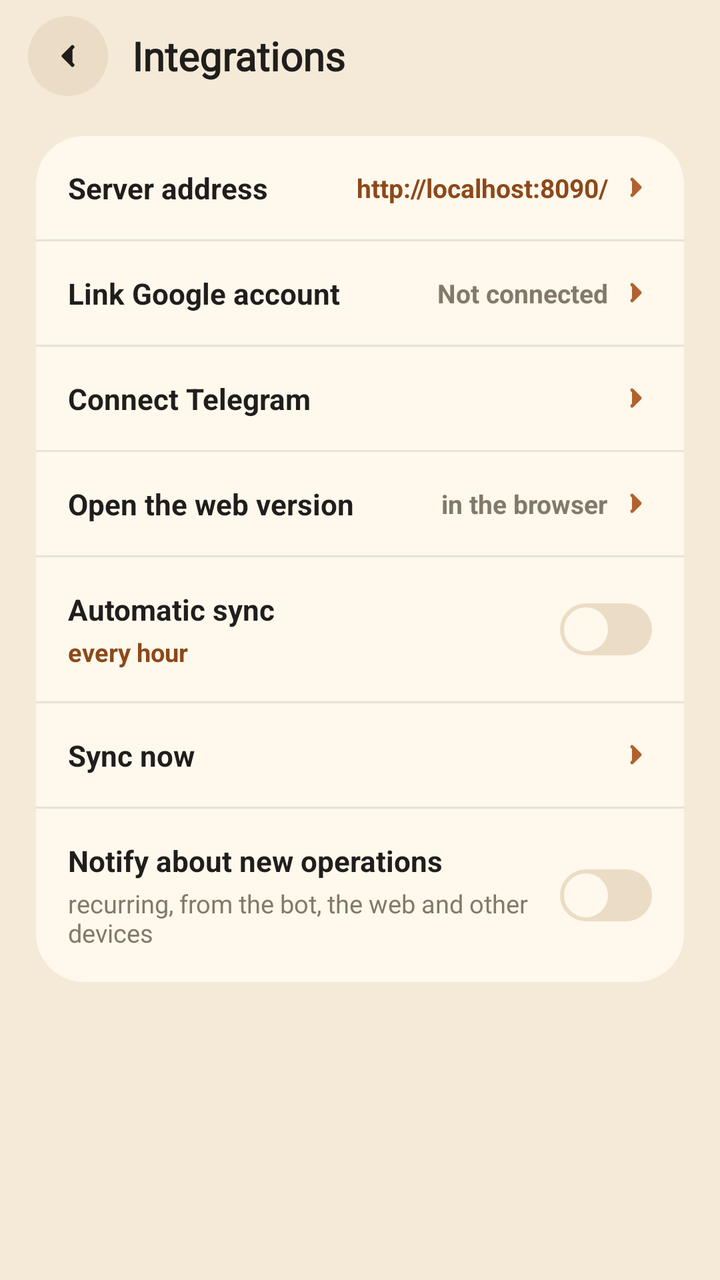
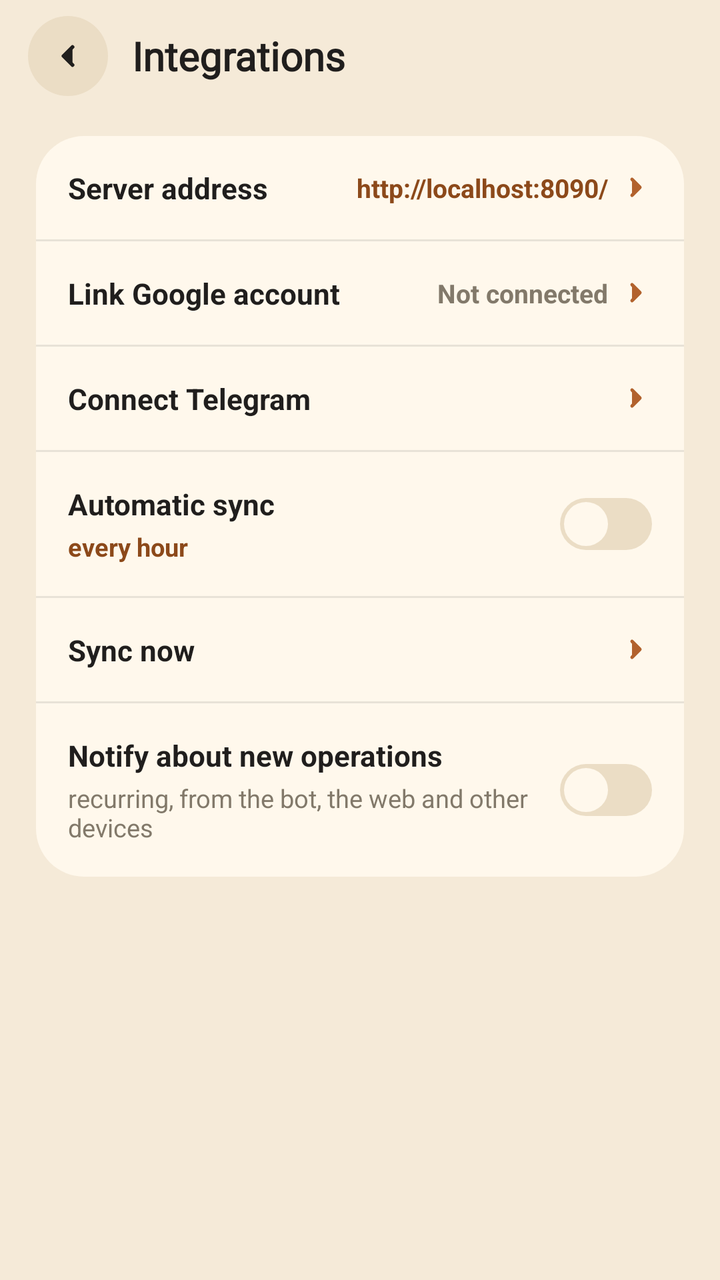

Before-and-after screenshots of an Android layout around one commit, followed by the original layout XML and the change that was made.
<!-- AndroidManifest.xml: activity theme AppTheme.NoActionBar -->
<!-- res/layout/activity_integrations.xml -->
<?xml version="1.0" encoding="utf-8"?>
<RelativeLayout xmlns:android="http://schemas.android.com/apk/res/android"
    android:layout_width="match_parent"
    android:layout_height="match_parent"
    android:background="@color/colorBackground">

    <LinearLayout
        android:id="@+id/toolbar"
        android:layout_width="match_parent"
        android:layout_height="wrap_content"
        android:orientation="horizontal"
        android:gravity="center_vertical"
        android:paddingLeft="14dp"
        android:paddingTop="8dp"
        android:paddingBottom="6dp">

        <ImageButton
            android:id="@+id/btnUp"
            android:layout_width="40dp"
            android:layout_height="40dp"
            android:background="@drawable/bg_pill_secondary"
            android:src="@drawable/ic_nav_back"
            android:onClick="btnUp"/>

        <TextView
            android:layout_width="wrap_content"
            android:layout_height="wrap_content"
            android:layout_marginStart="12dp"
            android:text="@string/activity_integrations_text_1"
            android:textSize="20sp"
            android:textStyle="bold"
            android:fontFamily="@font/caprasimo"
            android:textColor="@color/colorTextPrimary"/>
    </LinearLayout>

    <ScrollView
        android:layout_width="match_parent"
        android:layout_height="wrap_content"
        android:layout_below="@id/toolbar"
        android:paddingLeft="18dp"
        android:paddingRight="18dp"
        android:paddingTop="14dp">

        <LinearLayout
            android:layout_width="match_parent"
            android:layout_height="wrap_content"
            android:orientation="vertical"
            android:paddingBottom="24dp">

            <LinearLayout
                android:layout_width="match_parent"
                android:layout_height="wrap_content"
                android:orientation="vertical"
                android:background="@drawable/bg_card"
                android:layout_marginBottom="14dp">

                <LinearLayout
                    android:id="@+id/rowServerUrl"
                    android:layout_width="match_parent"
                    android:layout_height="wrap_content"
                    android:orientation="horizontal"
                    android:gravity="center_vertical"
                    android:padding="16dp"
                    android:onClick="onPickServerUrl">

                    
                    <TextView
                        android:layout_width="wrap_content"
                        android:layout_height="wrap_content"
                        android:singleLine="true"
                        android:text="@string/activity_integrations_text_2"
                        android:textSize="14.5sp"
                        android:textStyle="bold"
                        android:textColor="@color/colorTextPrimary"/>

                    <TextView
                        android:id="@+id/serverUrlValue"
                        android:layout_width="0dp"
                        android:layout_height="wrap_content"
                        android:layout_weight="1"
                        android:layout_marginStart="12dp"
                        android:gravity="end"
                        android:singleLine="true"
                        android:ellipsize="middle"
                        android:text="http://localhost:8090/"
                        android:textSize="13sp"
                        android:textStyle="bold"
                        android:textColor="@color/colorexpanse"
                        android:layout_marginEnd="6dp"/>

                    <ImageView
                        android:layout_width="16dp"
                        android:layout_height="16dp"
                        android:src="@drawable/ic_chevron_right"/>
                </LinearLayout>

                <View style="@style/MoreRowDivider"/>

                <LinearLayout
                    android:id="@+id/rowLinkServer"
                    android:layout_width="match_parent"
                    android:layout_height="wrap_content"
                    android:orientation="horizontal"
                    android:gravity="center_vertical"
                    android:padding="16dp"
                    android:onClick="onLinkServer">

                    
                    <TextView
                        android:layout_width="wrap_content"
                        android:layout_height="wrap_content"
                        android:singleLine="true"
                        android:text="@string/activity_integrations_text_3"
                        android:textSize="14.5sp"
                        android:textStyle="bold"
                        android:textColor="@color/colorTextPrimary"/>

                    <TextView
                        android:id="@+id/linkStatusValue"
                        android:layout_width="0dp"
                        android:layout_height="wrap_content"
                        android:layout_weight="1"
                        android:layout_marginStart="12dp"
                        android:gravity="end"
                        android:singleLine="true"
                        android:ellipsize="middle"
                        android:text="@string/activity_integrations_link_status_value_text"
                        android:textSize="13sp"
                        android:textStyle="bold"
                        android:textColor="@color/colorTextSecondary"
                        android:layout_marginEnd="6dp"/>

                    <ImageView
                        android:layout_width="16dp"
                        android:layout_height="16dp"
                        android:src="@drawable/ic_chevron_right"/>
                </LinearLayout>

                <View style="@style/MoreRowDivider"/>

                
                <LinearLayout
                    android:id="@+id/rowTelegram"
                    android:layout_width="match_parent"
                    android:layout_height="wrap_content"
                    android:orientation="horizontal"
                    android:gravity="center_vertical"
                    android:padding="16dp"
                    android:onClick="onTelegram">

                    <TextView
                        android:layout_width="wrap_content"
                        android:layout_height="wrap_content"
                        android:singleLine="true"
                        android:text="@string/activity_integrations_text_4"
                        android:textSize="14.5sp"
                        android:textStyle="bold"
                        android:textColor="@color/colorTextPrimary"/>

                    <TextView
                        android:id="@+id/telegramStatusValue"
                        android:layout_width="0dp"
                        android:layout_height="wrap_content"
                        android:layout_weight="1"
                        android:layout_marginStart="12dp"
                        android:gravity="end"
                        android:singleLine="true"
                        android:ellipsize="middle"
                        android:textSize="13sp"
                        android:textStyle="bold"
                        android:textColor="@color/colorTextHint"
                        android:layout_marginEnd="6dp"/>

                    <ImageView
                        android:layout_width="16dp"
                        android:layout_height="16dp"
                        android:src="@drawable/ic_chevron_right"/>
                </LinearLayout>

                <View style="@style/MoreRowDivider"/>

                
                <LinearLayout
                    android:id="@+id/rowOpenWeb"
                    android:layout_width="match_parent"
                    android:layout_height="wrap_content"
                    android:orientation="horizontal"
                    android:gravity="center_vertical"
                    android:padding="16dp"
                    android:onClick="onOpenWeb">

                    <TextView
                        android:layout_width="0dp"
                        android:layout_height="wrap_content"
                        android:layout_weight="1"
                        android:text="@string/activity_integrations_text_5"
                        android:textSize="14.5sp"
                        android:textStyle="bold"
                        android:textColor="@color/colorTextPrimary"/>

                    <TextView
                        android:layout_width="wrap_content"
                        android:layout_height="wrap_content"
                        android:text="@string/activity_integrations_text_6"
                        android:textSize="13sp"
                        android:textStyle="bold"
                        android:textColor="@color/colorTextSecondary"
                        android:layout_marginEnd="6dp"/>

                    <ImageView
                        android:layout_width="16dp"
                        android:layout_height="16dp"
                        android:src="@drawable/ic_chevron_right"/>
                </LinearLayout>

                <View style="@style/MoreRowDivider"/>

                <LinearLayout
                    android:layout_width="match_parent"
                    android:layout_height="wrap_content"
                    android:orientation="horizontal"
                    android:gravity="center_vertical"
                    android:padding="16dp">

                    <LinearLayout
                        android:layout_width="0dp"
                        android:layout_height="wrap_content"
                        android:layout_weight="1"
                        android:orientation="vertical">

                        <TextView
                            android:layout_width="wrap_content"
                            android:layout_height="wrap_content"
                            android:text="@string/activity_integrations_text_7"
                            android:textSize="14.5sp"
                            android:textStyle="bold"
                            android:textColor="@color/colorTextPrimary"/>

                        <TextView
                            android:id="@+id/rowAutoConnectInterval"
                            android:layout_width="wrap_content"
                            android:layout_height="wrap_content"
                            android:layout_marginTop="3dp"
                            android:text="@string/activity_integrations_row_auto_connect_interval_text"
                            android:textSize="12.5sp"
                            android:textStyle="bold"
                            android:textColor="@color/colorexpanse"
                            android:onClick="onPickAutoConnectInterval"/>
                    </LinearLayout>

                    <FrameLayout
                        android:id="@+id/switchAutoConnect"
                        android:layout_width="46dp"
                        android:layout_height="26dp"
                        android:background="@drawable/bg_switch_off"
                        android:onClick="onToggleAutoConnect">
                        <View
                            android:id="@+id/switchAutoConnectThumb"
                            android:layout_width="22dp"
                            android:layout_height="22dp"
                            android:layout_margin="2dp"
                            android:background="@drawable/bg_switch_thumb"/>
                    </FrameLayout>
                </LinearLayout>

                <View style="@style/MoreRowDivider"/>

                
                <LinearLayout
                    android:id="@+id/rowSyncNow"
                    android:layout_width="match_parent"
                    android:layout_height="wrap_content"
                    android:orientation="horizontal"
                    android:gravity="center_vertical"
                    android:padding="16dp"
                    android:onClick="onSyncNow">

                    <TextView
                        android:layout_width="0dp"
                        android:layout_height="wrap_content"
                        android:layout_weight="1"
                        android:text="@string/activity_integrations_text_8"
                        android:textSize="14.5sp"
                        android:textStyle="bold"
                        android:textColor="@color/colorTextPrimary"/>

                    <TextView
                        android:id="@+id/syncNowStatus"
                        android:layout_width="wrap_content"
                        android:layout_height="wrap_content"
                        android:text=""
                        android:textSize="13sp"
                        android:textStyle="bold"
                        android:textColor="@color/colorTextSecondary"
                        android:layout_marginEnd="6dp"/>

                    <ImageView
                        android:layout_width="16dp"
                        android:layout_height="16dp"
                        android:src="@drawable/ic_chevron_right"/>
                </LinearLayout>

                <View style="@style/MoreRowDivider"/>

                
                <LinearLayout
                    android:layout_width="match_parent"
                    android:layout_height="wrap_content"
                    android:orientation="horizontal"
                    android:gravity="center_vertical"
                    android:padding="16dp">

                    <LinearLayout
                        android:layout_width="0dp"
                        android:layout_height="wrap_content"
                        android:layout_weight="1"
                        android:orientation="vertical">

                        <TextView
                            android:layout_width="wrap_content"
                            android:layout_height="wrap_content"
                            android:text="@string/activity_integrations_text_9"
                            android:textSize="14.5sp"
                            android:textStyle="bold"
                            android:textColor="@color/colorTextPrimary"/>

                        <TextView
                            android:layout_width="wrap_content"
                            android:layout_height="wrap_content"
                            android:layout_marginTop="3dp"
                            android:text="@string/activity_integrations_text_10"
                            android:textSize="12.5sp"
                            android:textColor="@color/colorTextSecondary"/>
                    </LinearLayout>

                    <FrameLayout
                        android:id="@+id/switchNotifyNewOperations"
                        android:layout_width="46dp"
                        android:layout_height="26dp"
                        android:background="@drawable/bg_switch_off"
                        android:onClick="onToggleNotifyNewOperations">
                        <View
                            android:layout_width="22dp"
                            android:layout_height="22dp"
                            android:layout_margin="2dp"
                            android:background="@drawable/bg_switch_thumb"/>
                    </FrameLayout>
                </LinearLayout>
            </LinearLayout>

        </LinearLayout>
    </ScrollView>
</RelativeLayout>
<!-- resources referenced by this layout -->
<resources>
  <color name="colorBackground">#F5EAD8</color>
  <color name="colorTextHint">#A19786</color>
  <color name="colorTextPrimary">#201E1D</color>
  <color name="colorTextSecondary">#82796A</color>
  <color name="colorexpanse">#8C491A</color>
  <!-- drawable bg_card (drawable) -->
  <?xml version="1.0" encoding="utf-8"?>
  <shape xmlns:android="http://schemas.android.com/apk/res/android">
      <solid android:color="@color/colorSurface"/>
      <corners android:radius="24dp"/>
  </shape>
  <!-- drawable bg_pill_secondary (drawable) -->
  <?xml version="1.0" encoding="utf-8"?>
  <ripple xmlns:android="http://schemas.android.com/apk/res/android"
      android:color="@color/colorPrimaryLight">
      <item>
          <shape>
              <solid android:color="@color/colorSurfaceAlt"/>
              <corners android:radius="999dp"/>
          </shape>
      </item>
  </ripple>
  <!-- drawable bg_switch_off (drawable) -->
  <?xml version="1.0" encoding="utf-8"?>
  <shape xmlns:android="http://schemas.android.com/apk/res/android">
      <solid android:color="@color/colorSurfaceAlt"/>
      <corners android:radius="999dp"/>
  </shape>
  <!-- drawable bg_switch_thumb (drawable) -->
  <?xml version="1.0" encoding="utf-8"?>
  <shape xmlns:android="http://schemas.android.com/apk/res/android"
      android:shape="oval">
      <solid android:color="@color/colorSurface"/>
  </shape>
  <!-- drawable ic_chevron_right (drawable) -->
  <?xml version="1.0" encoding="utf-8"?>
  <vector xmlns:android="http://schemas.android.com/apk/res/android"
      android:width="16dp" android:height="16dp" android:viewportWidth="24" android:viewportHeight="24">
      <path android:fillColor="@color/colorPrimaryDark" android:pathData="M9,6 L15,12 L9,18"
          android:strokeColor="@color/colorPrimaryDark" android:strokeWidth="2.5" android:strokeLineCap="round" android:strokeLineJoin="round"/>
  </vector>
  <!-- drawable ic_nav_back (drawable) -->
  <?xml version="1.0" encoding="utf-8"?>
  <vector xmlns:android="http://schemas.android.com/apk/res/android"
      android:width="18dp" android:height="18dp" android:viewportWidth="24" android:viewportHeight="24">
      <path android:fillColor="@color/colorTextPrimary" android:pathData="M15,6 L9,12 L15,18"
          android:strokeColor="@color/colorTextPrimary" android:strokeWidth="2.5" android:strokeLineCap="round" android:strokeLineJoin="round"/>
  </vector>
  <string name="activity_integrations_link_status_value_text">Not connected</string>
  <string name="activity_integrations_row_auto_connect_interval_text">every hour</string>
  <string name="activity_integrations_text_1">Integrations</string>
  <string name="activity_integrations_text_10">recurring, from the bot, the web and other devices</string>
  <string name="activity_integrations_text_2">Server address</string>
  <string name="activity_integrations_text_3">Link Google account</string>
  <string name="activity_integrations_text_4">Connect Telegram</string>
  <string name="activity_integrations_text_5">Open the web version</string>
  <string name="activity_integrations_text_6">in the browser</string>
  <string name="activity_integrations_text_7">Automatic sync</string>
  <string name="activity_integrations_text_8">Sync now</string>
  <string name="activity_integrations_text_9">Notify about new operations</string>
  <style name="MoreRowDivider">
          <item name="android:layout_width">match_parent</item>
          <item name="android:layout_height">1dp</item>
          <item name="android:background">@color/colorDivider</item>
      </style>
  <style name="AppTheme.NoActionBar">
          <item name="windowActionBar">false</item>
          <item name="windowNoTitle">true</item>
      </style>
  <color name="colorSurface">#FFF8EC</color>
  <color name="colorPrimaryLight">#F6A06B</color>
  <color name="colorSurfaceAlt">#EBDDC5</color>
  <color name="colorPrimaryDark">#B2622D</color>
  <color name="colorDivider">#1A201E1D</color>
</resources>

<!-- the commit's change to res/layout/activity_integrations.xml (unified diff, before → after) -->
@@ -169,42 +169,6 @@
                         android:textSize="13sp"
                         android:textStyle="bold"
                         android:textColor="@color/colorTextHint"
-                        android:layout_marginEnd="6dp"/>
-
-                    <ImageView
-                        android:layout_width="16dp"
-                        android:layout_height="16dp"
-                        android:src="@drawable/ic_chevron_right"/>
-                </LinearLayout>
-
-                <View style="@style/MoreRowDivider"/>
-
-                
-                <LinearLayout
-                    android:id="@+id/rowOpenWeb"
-                    android:layout_width="match_parent"
-                    android:layout_height="wrap_content"
-                    android:orientation="horizontal"
-                    android:gravity="center_vertical"
-                    android:padding="16dp"
-                    android:onClick="onOpenWeb">
-
-                    <TextView
-                        android:layout_width="0dp"
-                        android:layout_height="wrap_content"
-                        android:layout_weight="1"
-                        android:text="@string/activity_integrations_text_5"
-                        android:textSize="14.5sp"
-                        android:textStyle="bold"
-                        android:textColor="@color/colorTextPrimary"/>
-
-                    <TextView
-                        android:layout_width="wrap_content"
-                        android:layout_height="wrap_content"
-                        android:text="@string/activity_integrations_text_6"
-                        android:textSize="13sp"
-                        android:textStyle="bold"
-                        android:textColor="@color/colorTextSecondary"
                         android:layout_marginEnd="6dp"/>
 
                     <ImageView
<!-- resource entries referenced after the edit -->
@@ -55,8 +55,6 @@
   <string name="activity_integrations_text_2">Server address</string>
   <string name="activity_integrations_text_3">Link Google account</string>
   <string name="activity_integrations_text_4">Connect Telegram</string>
-  <string name="activity_integrations_text_5">Open the web version</string>
-  <string name="activity_integrations_text_6">in the browser</string>
   <string name="activity_integrations_text_7">Automatic sync</string>
   <string name="activity_integrations_text_8">Sync now</string>
   <string name="activity_integrations_text_9">Notify about new operations</string>
